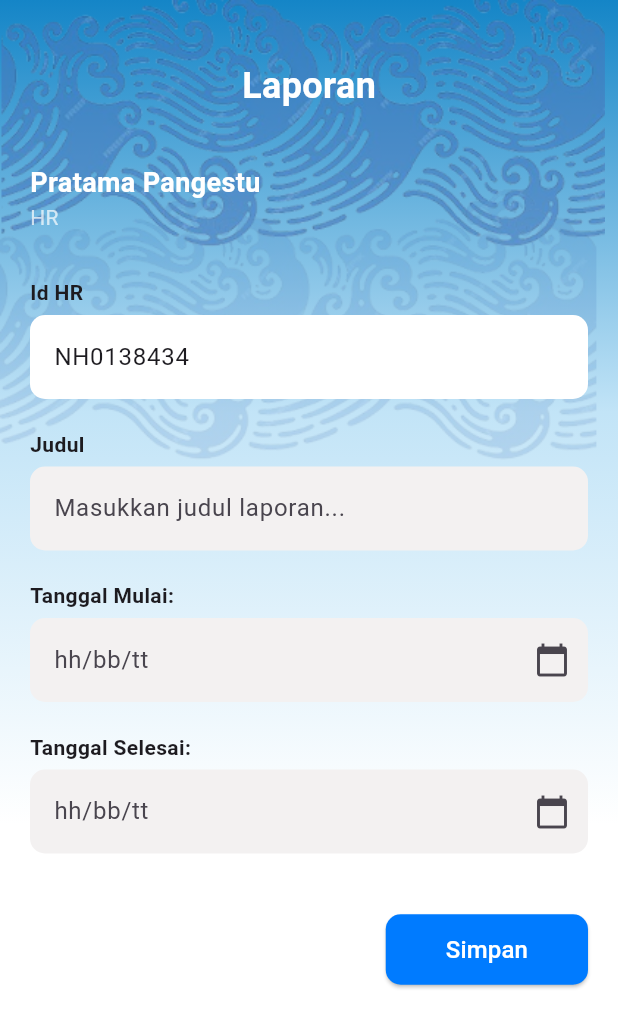
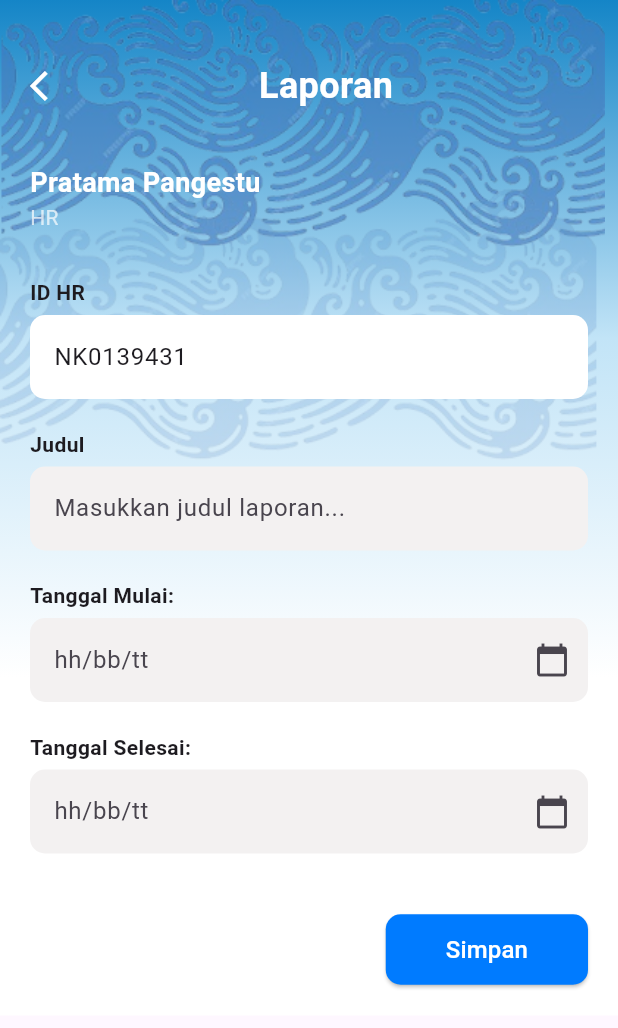
Before and after one commit to TrianaJulianingsih/MyBerikanMobile, a Flutter app: the LaporanPage screen opened directly, on a phone screen of 412 x 824 dp. Shown: the top 1028 px of the screen. Run offline on Flutter 3.47's test engine with Material 3 defaults, Android fonts, the phone set to English and light mode, and no system bars; our stand-ins replace fl_chart; accounts and stored records are empty.

Commit message:
update laporan

```diff
--- a/lib/views/laporan.dart
+++ b/lib/views/laporan.dart
@@ -1,4 +1,8 @@
 import 'package:flutter/material.dart';
+import 'package:myberikan/data/dummy_user.dart';
+import 'package:myberikan/extension/navigation.dart';
+import 'package:myberikan/views/dashboard.dart';
+import 'package:myberikan/models/user_model.dart';
 
 class LaporanPage extends StatefulWidget {
   const LaporanPage({Key? key}) : super(key: key);
@@ -8,17 +12,23 @@ class LaporanPage extends StatefulWidget {
 }
 
 class _LaporanPageState extends State<LaporanPage> {
-  final TextEditingController idHrController = TextEditingController(
-    text: "NH0138434",
-  );
+  late UserModel user;
   final TextEditingController judulController = TextEditingController();
   final TextEditingController tanggalMulaiController = TextEditingController();
-  final TextEditingController tanggalSelesaiController =
-      TextEditingController();
+  final TextEditingController tanggalSelesaiController = TextEditingController();
 
   bool showMessage = false;
   String messageText = "";
   Color messageColor = Colors.green;
+
+  @override
+  void initState() {
+    super.initState();
+    user = dummyUsers.firstWhere(
+      (u) => u.jabatan.toLowerCase() == "hr",
+      orElse: () => dummyUsers.first,
+    );
+  }
 
   Future<void> _selectDate(
     BuildContext context,
@@ -39,9 +49,7 @@ class _LaporanPageState extends State<LaporanPage> {
   }
 
   void _simpanLaporan() {
-    // Cek apakah ada yang kosong
-    if (idHrController.text.isEmpty ||
-        judulController.text.isEmpty ||
+    if (judulController.text.isEmpty ||
         tanggalMulaiController.text.isEmpty ||
         tanggalSelesaiController.text.isEmpty) {
       setState(() {
@@ -57,7 +65,6 @@ class _LaporanPageState extends State<LaporanPage> {
       });
     }
 
-    // Hilangkan pesan setelah 3 detik
     Future.delayed(const Duration(seconds: 3), () {
       if (mounted) {
         setState(() {
@@ -71,7 +78,7 @@ class _LaporanPageState extends State<LaporanPage> {
   Widget build(BuildContext context) {
     return Scaffold(
       body: Container(
-        decoration: BoxDecoration(
+        decoration: const BoxDecoration(
           gradient: LinearGradient(
             begin: Alignment.topCenter,
             end: Alignment.bottomCenter,
@@ -98,14 +105,25 @@ class _LaporanPageState extends State<LaporanPage> {
             Padding(
               padding: const EdgeInsets.all(20),
               child: SafeArea(
+                child: SingleChildScrollView(
                   child: Column(
                     crossAxisAlignment: CrossAxisAlignment.start,
                     children: [
                       const SizedBox(height: 20),
-                    Column(
-                      crossAxisAlignment: CrossAxisAlignment.start,
-                      children: const [
-                        Center(
+                      Row(
+                        mainAxisAlignment: MainAxisAlignment.spaceBetween,
+                        children: [
+                          GestureDetector(
+                            onTap: () {
+                              context.pop(DashboardScreen());
+                            },
+                            child: const Icon(
+                              Icons.arrow_back_ios,
+                              color: Colors.white,
+                            ),
+                          ),
+                          const Padding(
+                            padding: EdgeInsets.only(right: 130),
                             child: Text(
                               "Laporan",
                               style: TextStyle(
@@ -115,28 +133,30 @@ class _LaporanPageState extends State<LaporanPage> {
                               ),
                             ),
                           ),
-                        SizedBox(height: 35),
+                        ],
+                      ),
+                      const SizedBox(height: 35),
                       Text(
-                          "Pratama Pangestu",
-                          style: TextStyle(
+                        user.nama,
+                        style: const TextStyle(
                           fontSize: 18,
                           fontWeight: FontWeight.w600,
                           color: Colors.white,
                         ),
                       ),
-                        Text("HR", style: TextStyle(color: Colors.white70)),
-                      ],
+                      Text(
+                        user.jabatan,
+                        style: const TextStyle(color: Colors.white70),
                       ),
                       const SizedBox(height: 30),
-
-                    // ID HR
                       const Text(
-                      "Id HR",
+                        "ID HR",
                         style: TextStyle(fontWeight: FontWeight.w600),
                       ),
                       const SizedBox(height: 5),
                       TextField(
-                      controller: idHrController,
+                        readOnly: true,
+                        controller: TextEditingController(text: user.id),
                         decoration: InputDecoration(
                           filled: true,
                           fillColor: Colors.white,
@@ -147,8 +167,6 @@ class _LaporanPageState extends State<LaporanPage> {
                         ),
                       ),
                       const SizedBox(height: 20),
-
-                    // Judul
                       const Text(
                         "Judul",
                         style: TextStyle(fontWeight: FontWeight.w600),
@@ -159,7 +177,8 @@ class _LaporanPageState extends State<LaporanPage> {
                         decoration: InputDecoration(
                           hintText: "Masukkan judul laporan...",
                           filled: true,
-                        fillColor: const Color.fromARGB(255, 243, 241, 241),
+                          fillColor:
+                              const Color.fromARGB(255, 243, 241, 241),
                           border: OutlineInputBorder(
                             borderRadius: BorderRadius.circular(10),
                             borderSide: BorderSide.none,
@@ -167,8 +186,6 @@ class _LaporanPageState extends State<LaporanPage> {
                         ),
                       ),
                       const SizedBox(height: 20),
-
-                    // Tanggal Mulai
                       const Text(
                         "Tanggal Mulai:",
                         style: TextStyle(fontWeight: FontWeight.w600),
@@ -185,7 +202,8 @@ class _LaporanPageState extends State<LaporanPage> {
                                 _selectDate(context, tanggalMulaiController),
                           ),
                           filled: true,
-                        fillColor: const Color.fromARGB(255, 243, 241, 241),
+                          fillColor:
+                              const Color.fromARGB(255, 243, 241, 241),
                           border: OutlineInputBorder(
                             borderRadius: BorderRadius.circular(10),
                             borderSide: BorderSide.none,
@@ -193,8 +211,6 @@ class _LaporanPageState extends State<LaporanPage> {
                         ),
                       ),
                       const SizedBox(height: 20),
-
-                    // Tanggal Selesai
                       const Text(
                         "Tanggal Selesai:",
                         style: TextStyle(fontWeight: FontWeight.w600),
@@ -211,7 +227,8 @@ class _LaporanPageState extends State<LaporanPage> {
                                 _selectDate(context, tanggalSelesaiController),
                           ),
                           filled: true,
-                        fillColor: const Color.fromARGB(255, 243, 241, 241),
+                          fillColor:
+                              const Color.fromARGB(255, 243, 241, 241),
                           border: OutlineInputBorder(
                             borderRadius: BorderRadius.circular(10),
                             borderSide: BorderSide.none,
@@ -222,7 +239,7 @@ class _LaporanPageState extends State<LaporanPage> {
 
                       // Tombol Simpan
                       Align(
-                      alignment: AlignmentGeometry.centerRight,
+                        alignment: Alignment.centerRight,
                         child: ElevatedButton(
                           onPressed: _simpanLaporan,
                           style: ElevatedButton.styleFrom(
@@ -237,14 +254,15 @@ class _LaporanPageState extends State<LaporanPage> {
                           ),
                           child: const Text(
                             "Simpan",
-                          style: TextStyle(fontSize: 16, color: Colors.white),
+                            style:
+                                TextStyle(fontSize: 16, color: Colors.white),
                           ),
                         ),
                       ),
                     ],
                   ),
                 ),
-
+              ),
             ),
             if (showMessage)
               Positioned(
@@ -265,12 +283,9 @@ class _LaporanPageState extends State<LaporanPage> {
                   ),
                 ),
               ),
-
           ],
         ),
       ),
-
     );
-
   }
 }
```
Lines whose indentation alone changed are shown as unchanged.
